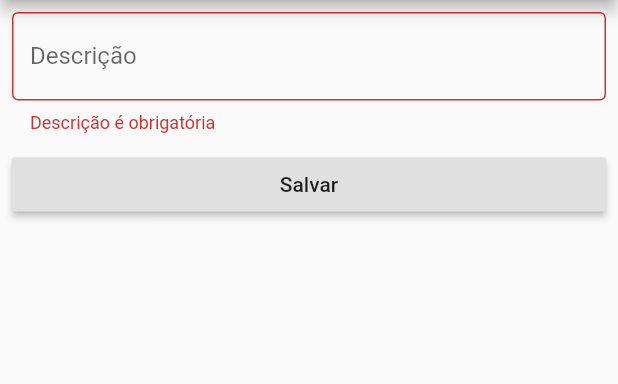
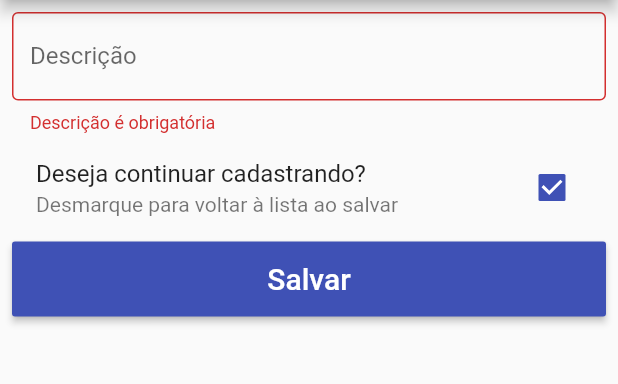
Before and after one commit to LucasHenriqueAbreu/escomputacaomovel, a Flutter app: the CadastroTarefa screen opened directly, after a tap on "Salvar", on a phone screen of 412 x 824 dp, the part 84-468 px from its top. Run offline on Flutter 3.47's test engine with Material 2 defaults, Android fonts, the phone set to English and light mode, and no system bars; our stand-ins replace convert, dio, sqflite; accounts and stored records are empty.

```diff
--- a/todo/lib/daos/tarefa_dao.dart
+++ b/todo/lib/daos/tarefa_dao.dart
@@ -39,4 +39,10 @@ class TarefaDao {
     return await dataBase.update('tarefa', tarefa.toJson(),
         where: 'id = ? ', whereArgs: [tarefa.id]);
   }
+
+  Future<dynamic> delete(int idTarefa) async {
+    var dataBase = await _criaOuIniciaBancoDeDados();
+    return await dataBase
+        .delete('tarefa', where: 'id = ?', whereArgs: [idTarefa]);
+  }
 }
--- a/todo/lib/pages/cadastro_tarefa.dart
+++ b/todo/lib/pages/cadastro_tarefa.dart
@@ -2,10 +2,16 @@ import 'package:flutter/material.dart';
 import 'package:todo/daos/tarefa_dao.dart';
 import 'package:todo/models/tarefa.dart';
 
-class CadastroTarefa extends StatelessWidget {
+class CadastroTarefa extends StatefulWidget {
+  @override
+  _CadastroTarefaState createState() => _CadastroTarefaState();
+}
+
+class _CadastroTarefaState extends State<CadastroTarefa> {
   final _form = GlobalKey<FormState>();
   Tarefa tarefa = Tarefa();
   TarefaDao tarefaDao = TarefaDao();
+  bool _continuarCadastrando = true;
 
   @override
   Widget build(BuildContext context) {
@@ -28,9 +34,7 @@ class CadastroTarefa extends StatelessWidget {
         crossAxisAlignment: CrossAxisAlignment.stretch,
         children: <Widget>[
           _criaInputDescricao(),
-          SizedBox(
-            height: 10,
-          ),
+          _criaCheckBoxContinuarSalvando(),
           _criaBotaoSalvar(),
         ],
       ),
@@ -58,21 +62,52 @@ class CadastroTarefa extends StatelessWidget {
   }
 
   Widget _criaBotaoSalvar() {
-    return RaisedButton(
-      child: Text(
-        'Salvar',
-      ),
-      onPressed: _salvar,
+    return Builder(
+      builder: (BuildContext context) {
+        return ButtonTheme(
+          height: 50,
+          child: RaisedButton(
+            color: Theme.of(context).primaryColor,
+            child: Text(
+              'Salvar',
+              style: TextStyle(color: Colors.white, fontSize: 20),
+            ),
+            onPressed: () {
+              _salvar(context);
+            },
+          ),
+        );
+      },
     );
   }
 
-  void _salvar() async {
+  void _salvar(BuildContext context) async {
     var formValido = _form.currentState.validate();
     if (formValido) {
       _form.currentState.save();
       tarefa.pronta = false;
       await tarefaDao.create(tarefa);
       _form.currentState.reset();
+      final _snackBar = SnackBar(
+        content: Text('Tarefa cadastrada com sucesso'),
+      );
+      Scaffold.of(context).showSnackBar(_snackBar);
+      if (!_continuarCadastrando) {
+        Navigator.pop(context);
+      }
     }
   }
+
+  _criaCheckBoxContinuarSalvando() {
+    return CheckboxListTile(
+      onChanged: (bool value) {
+        setState(() {
+          _continuarCadastrando = value;
+        });
+      },
+      value: _continuarCadastrando,
+      title: Text('Deseja continuar cadastrando?'),
+      subtitle: Text('Desmarque para voltar à lista ao salvar'),
+    );
+  }
 }
```
Also changed, not shown: todo/lib/pages/home.dart (+60 -11 lines).
